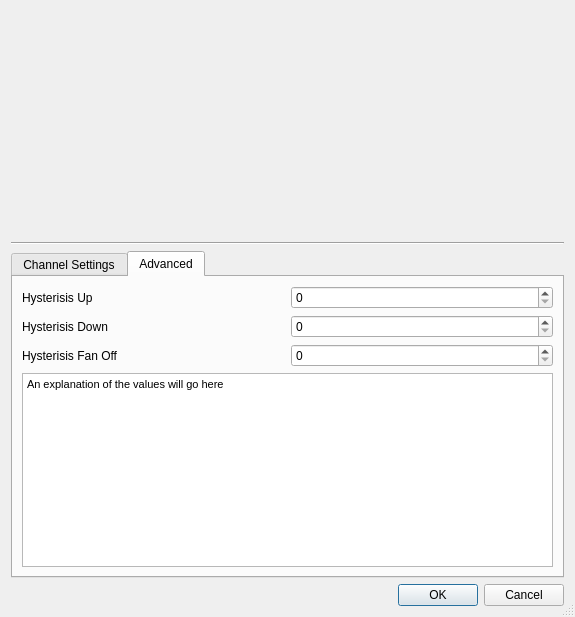
Qt form gui_softwareautosetup.ui (Shub77/phoebetria-code) before a commit.
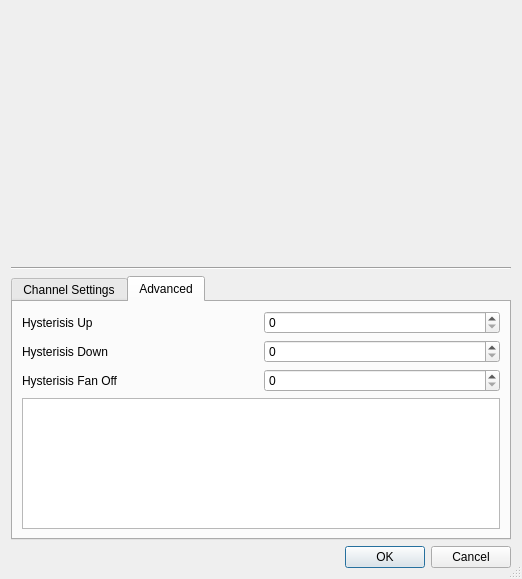
The same form after that commit. The open tabs and pages were chosen to show the change. Custom widgets are drawn as their Qt base class.

Commit message: Modifed layout of config software auto dialog

Diff of the .ui file:
```diff
--- a/gui_softwareautosetup.ui
+++ b/gui_softwareautosetup.ui
@@ -6,8 +6,8 @@
    <rect>
     <x>0</x>
     <y>0</y>
-    <width>575</width>
-    <height>617</height>
+    <width>518</width>
+    <height>562</height>
    </rect>
   </property>
   <property name="windowTitle">
@@ -31,7 +31,7 @@
      <property name="minimumSize">
       <size>
        <width>500</width>
-       <height>200</height>
+       <height>250</height>
       </size>
      </property>
      <property name="styleSheet">
@@ -354,47 +354,76 @@
       <attribute name="title">
        <string>Advanced</string>
       </attribute>
-      <layout class="QGridLayout" name="gridLayout">
-       <item row="0" column="0">
+      <layout class="QVBoxLayout" name="verticalLayout_3">
+       <item>
+        <layout class="QHBoxLayout" name="horizontalLayout">
+         <item>
         <widget class="QLabel" name="label_19">
          <property name="text">
           <string>Hysterisis Up</string>
          </property>
         </widget>
        </item>
-       <item row="0" column="1">
-        <widget class="QSpinBox" name="spinBox"/>
-       </item>
-       <item row="1" column="0">
+         <item>
+          <widget class="QSpinBox" name="ctrl_hysteresisUp">
+           <property name="maximum">
+            <number>10</number>
+           </property>
+          </widget>
+         </item>
+        </layout>
+       </item>
+       <item>
+        <layout class="QHBoxLayout" name="horizontalLayout_3">
+         <item>
         <widget class="QLabel" name="label_20">
          <property name="text">
           <string>Hysterisis Down</string>
          </property>
         </widget>
        </item>
-       <item row="1" column="1">
-        <widget class="QSpinBox" name="spinBox_2"/>
-       </item>
-       <item row="2" column="0">
+         <item>
+          <widget class="QSpinBox" name="ctrl_hysteresisDown">
+           <property name="maximum">
+            <number>10</number>
+           </property>
+          </widget>
+         </item>
+        </layout>
+       </item>
+       <item>
+        <layout class="QHBoxLayout" name="horizontalLayout_4">
+         <item>
         <widget class="QLabel" name="label_21">
          <property name="text">
           <string>Hysterisis Fan Off</string>
          </property>
         </widget>
        </item>
-       <item row="2" column="1">
-        <widget class="QSpinBox" name="spinBox_3"/>
-       </item>
-       <item row="3" column="0" colspan="2">
-        <widget class="QTextBrowser" name="textBrowser">
-         <property name="html">
-          <string>&lt;!DOCTYPE HTML PUBLIC &quot;-//W3C//DTD HTML 4.0//EN&quot; &quot;http://www.w3.org/TR/REC-html40/strict.dtd&quot;&gt;
-&lt;html&gt;&lt;head&gt;&lt;meta name=&quot;qrichtext&quot; content=&quot;1&quot; /&gt;&lt;style type=&quot;text/css&quot;&gt;
-p, li { white-space: pre-wrap; }
-&lt;/style&gt;&lt;/head&gt;&lt;body style=&quot; font-family:'MS Shell Dlg 2'; font-size:8.25pt; font-weight:400; font-style:normal;&quot;&gt;
-&lt;p style=&quot; margin-top:0px; margin-bottom:0px; margin-left:0px; margin-right:0px; -qt-block-indent:0; text-indent:0px;&quot;&gt;&lt;span style=&quot; font-size:8pt;&quot;&gt;An explanation of the values will go here&lt;/span&gt;&lt;/p&gt;&lt;/body&gt;&lt;/html&gt;</string>
-         </property>
-        </widget>
+         <item>
+          <widget class="QSpinBox" name="ctrl_hysteresisFanOff">
+           <property name="maximum">
+            <number>10</number>
+           </property>
+          </widget>
+         </item>
+        </layout>
+       </item>
+       <item>
+        <widget class="QTextBrowser" name="ctrl_explanation"/>
+       </item>
+       <item>
+        <spacer name="verticalSpacer_2">
+         <property name="orientation">
+          <enum>Qt::Vertical</enum>
+         </property>
+         <property name="sizeHint" stdset="0">
+          <size>
+           <width>20</width>
+           <height>27</height>
+          </size>
+         </property>
+        </spacer>
        </item>
       </layout>
      </widget>
```
Lines whose indentation alone changed are shown as unchanged.
